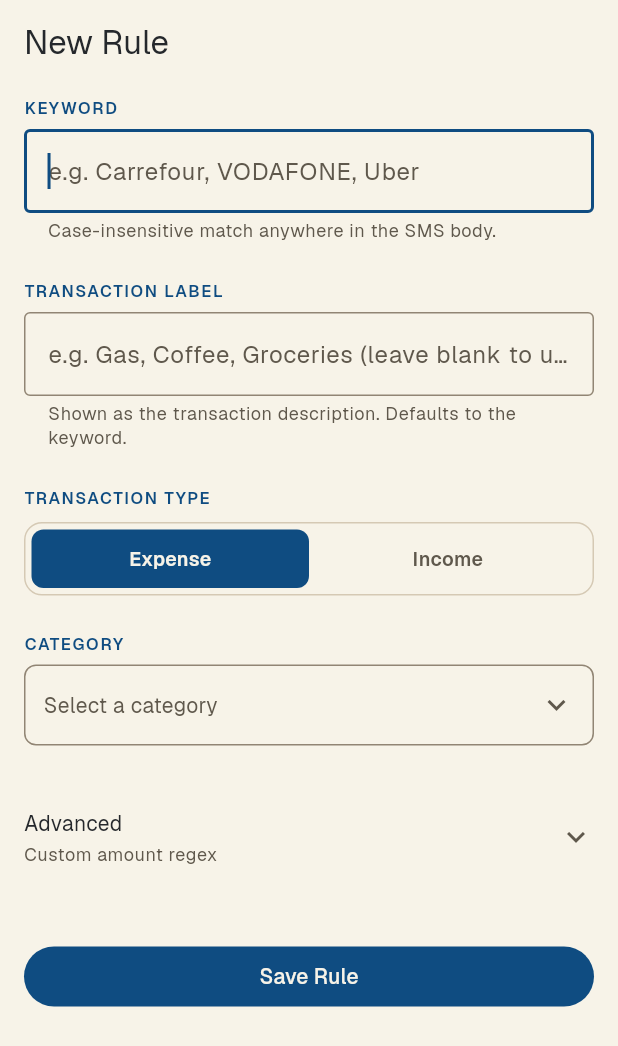
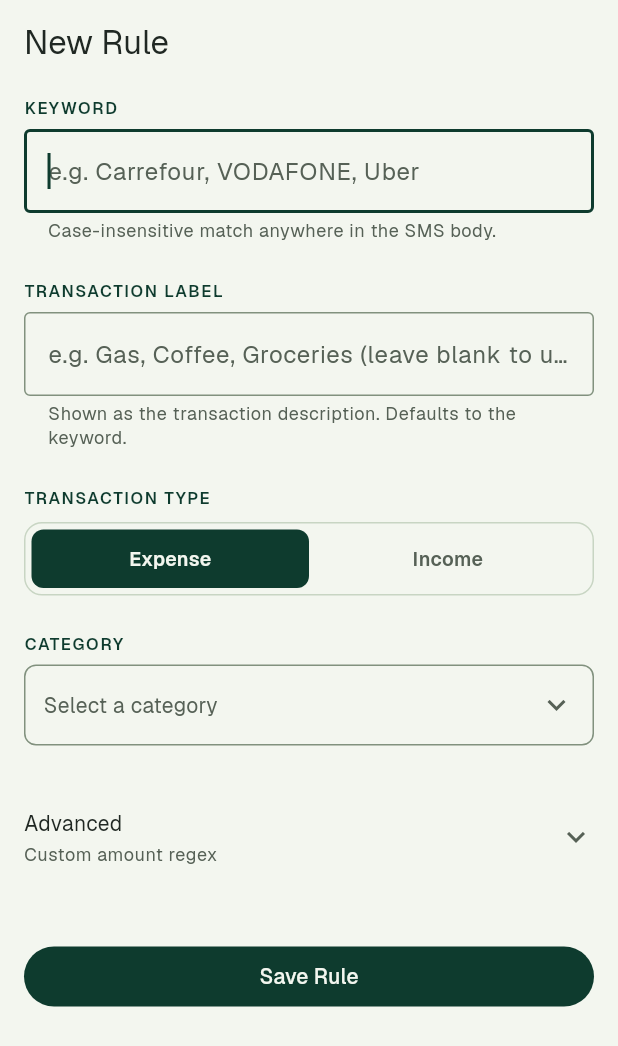
Before and after one commit to sunshinegorgon7/FELOOSY, a Flutter app: the SmsRuleFormScreen screen opened by its route, on a phone screen of 412 x 824 dp. Shown: the top 1046 px of the screen. Run offline on Flutter 3.47's test engine with Material 3 defaults, Android fonts, the phone set to English and light mode, and no system bars; our stand-ins replace file_picker, flutter_riverpod, flutter_secure_storage, flutter_slidable, gap, go_router and 8 more; missing offline and left inert: extension_google_sign_in_as_googleapis_auth, googleapis, home_widget; accounts and stored records are empty.

Commit message:
feat: update color palette for light and dark themes across widget and app UI

```diff
--- a/lib/app/app_theme.dart
+++ b/lib/app/app_theme.dart
@@ -2,30 +2,37 @@ import 'package:flutter/material.dart';
 import 'package:google_fonts/google_fonts.dart';
 
 class AppTheme {
-  // User supplied palette, light theme.
-  static const Color lightPrimary = Color(0xFF0F4C81);
-  static const Color lightSecondary = Color(0xFFFF6F61);
-  static const Color lightBackground = Color(0xFFF7F3E8);
-  static const Color lightAccent = Color(0xFF88B04B);
-  static const Color lightSurfaceLowest = Color(0xFFFFFCF4);
-  static const Color lightSurfaceLow = Color(0xFFF0E8D7);
-  static const Color lightSurfaceHigh = Color(0xFFE3D8C3);
-  static const Color lightText = Color(0xFF25282C);
-  static const Color lightMuted = Color(0xFF5F584C);
-  static const Color lightOutline = Color(0xFF918574);
-  static const Color lightOutlineVariant = Color(0xFFD5C9B4);
+  // Inspiration palette.
+  static const Color forestGreen = Color(0xFF0E3B2E);
+  static const Color icePerformanceBlue = Color(0xFF8FD5E6);
+  static const Color ghazelBlood = Color(0xFFA6192E);
+  static const Color royalBlue = Color(0xFF1E4FA3);
+  static const Color mossGreen = Color(0xFF647A43);
 
-  // User supplied palette, dark theme.
-  static const Color darkPrimary = Color(0xFF101820);
-  static const Color darkSecondary = Color(0xFF5F4B8B);
-  static const Color darkBackground = Color(0xFF1C1C1E);
-  static const Color darkAccent = Color(0xFF45B8AC);
-  static const Color darkSurfaceLow = Color(0xFF252529);
-  static const Color darkSurface = Color(0xFF2B2B30);
-  static const Color darkSurfaceHigh = Color(0xFF34343B);
-  static const Color darkSurfaceHighest = Color(0xFF3D3D46);
-  static const Color darkText = Color(0xFFE7E8EA);
-  static const Color darkMuted = Color(0xFFB6B6BE);
+  // Light theme.
+  static const Color lightPrimary = forestGreen;
+  static const Color lightSecondary = royalBlue;
+  static const Color lightBackground = Color(0xFFF3F6EF);
+  static const Color lightAccent = icePerformanceBlue;
+  static const Color lightSurfaceLowest = Color(0xFFFBFDF8);
+  static const Color lightSurfaceLow = Color(0xFFE8EFE2);
+  static const Color lightSurfaceHigh = Color(0xFFD9E4D1);
+  static const Color lightText = Color(0xFF202823);
+  static const Color lightMuted = Color(0xFF566156);
+  static const Color lightOutline = Color(0xFF81917E);
+  static const Color lightOutlineVariant = Color(0xFFC8D5C3);
+
+  // Dark theme.
+  static const Color darkPrimary = forestGreen;
+  static const Color darkSecondary = Color(0xFF6F8FEA);
+  static const Color darkBackground = Color(0xFF0D1513);
+  static const Color darkAccent = icePerformanceBlue;
+  static const Color darkSurfaceLow = Color(0xFF151E1B);
+  static const Color darkSurface = Color(0xFF1C2824);
+  static const Color darkSurfaceHigh = Color(0xFF24312C);
+  static const Color darkSurfaceHighest = Color(0xFF2C3A34);
+  static const Color darkText = Color(0xFFE3ECE8);
+  static const Color darkMuted = Color(0xFFAAB7B1);
 
   // Backward-compatible aliases used by existing widgets.
   static const Color fern = lightPrimary;
@@ -51,64 +58,64 @@ class AppTheme {
   static const Color mistVariant = darkMuted;
 
   // Semantic colors.
-  static const Color ledgerRed = Color(0xFFD64545);
-  static const Color ledgerGreen = Color(0xFF4A9955);
-  static const Color amberMark = Color(0xFFCC8830);
-  static const Color destructiveColor = Color(0xFFC73535);
+  static const Color ledgerRed = ghazelBlood;
+  static const Color ledgerGreen = mossGreen;
+  static const Color amberMark = Color(0xFFB47A2B);
+  static const Color destructiveColor = Color(0xFFB11C2E);
 
   // Text-safe variants for small semantic text on tinted surfaces.
   static const Color fernText = lightPrimary;
   static const Color iceGlowText = darkAccent;
-  static const Color ledgerRedText = Color(0xFFB23636);
-  static const Color ledgerRedTextDark = Color(0xFFF07171);
-  static const Color ledgerGreenText = Color(0xFF2F7139);
-  static const Color ledgerGreenTextDark = Color(0xFF72B879);
-  static const Color amberText = Color(0xFF8F5F22);
+  static const Color ledgerRedText = ghazelBlood;
+  static const Color ledgerRedTextDark = Color(0xFFFF7885);
+  static const Color ledgerGreenText = Color(0xFF4B612C);
+  static const Color ledgerGreenTextDark = Color(0xFFA8BE72);
+  static const Color amberText = Color(0xFF80531B);
 
   static const Color expenseColor = ledgerRed;
   static const Color incomeColor = ledgerGreen;
   static const Color warningColor = amberMark;
 
   static const List<Color> categoryBarsLight = [
-    lightAccent,
-    lightSecondary,
-    Color(0xFF9A6F55),
-    lightPrimary,
-    Color(0xFFB48139),
-    darkSecondary,
-    Color(0xFF4F6B9A),
-    Color(0xFFC65F78),
-    Color(0xFF7E679A),
-    Color(0xFFB66D50),
-    Color(0xFF7C5FA6),
-    Color(0xFF3F8A7E),
-    Color(0xFF3E78A2),
-    lightPrimary,
-    lightAccent,
-    darkAccent,
-    darkSecondary,
-    Color(0xFF7E679A),
+    forestGreen,
+    royalBlue,
+    Color(0xFF8B6048),
+    Color(0xFF3A7F92),
+    Color(0xFF9B6F2E),
+    mossGreen,
+    Color(0xFF425F8F),
+    ghazelBlood,
+    Color(0xFF7B5D88),
+    Color(0xFF9E654C),
+    Color(0xFF5260A7),
+    Color(0xFF3D8174),
+    Color(0xFF2F6A9B),
+    forestGreen,
+    mossGreen,
+    Color(0xFF3D8174),
+    royalBlue,
+    Color(0xFF7B5D88),
   ];
 
   static const List<Color> categoryBarsDark = [
-    Color(0xFFA2C56A),
-    Color(0xFFFF8A7F),
-    Color(0xFFC78B6A),
-    Color(0xFF6FA9D4),
-    Color(0xFFC49A55),
-    Color(0xFF8E78C3),
-    Color(0xFF7F96CC),
-    Color(0xFFE1889E),
-    Color(0xFFA78BC5),
-    Color(0xFFC88D72),
-    Color(0xFFA393D6),
-    Color(0xFF65B8AD),
-    Color(0xFF78ACD0),
+    Color(0xFF5FAF8A),
+    darkSecondary,
+    Color(0xFFD09A78),
     darkAccent,
-    Color(0xFFA2C56A),
-    Color(0xFF65B8AD),
-    Color(0xFF8E78C3),
-    Color(0xFFA78BC5),
+    Color(0xFFC99A50),
+    Color(0xFFA8BE72),
+    Color(0xFF85A0E8),
+    Color(0xFFFF7885),
+    Color(0xFFB28CC5),
+    Color(0xFFD49276),
+    Color(0xFF9CA8F2),
+    Color(0xFF75C3B3),
+    Color(0xFF78B8E0),
+    Color(0xFF5FAF8A),
+    Color(0xFFA8BE72),
+    Color(0xFF75C3B3),
+    darkSecondary,
+    Color(0xFFB28CC5),
   ];
 
   static const Map<String, int> _defaultCategoryBarIndex = {
@@ -196,17 +203,17 @@ class AppTheme {
         primaryContainer: darkPrimary,
         onPrimaryContainer: darkAccent,
         secondary: darkSecondary,
-        onSecondary: darkText,
-        secondaryContainer: Color(0xFF342B4B),
-        onSecondaryContainer: darkText,
-        tertiary: darkAccent,
-        onTertiary: darkPrimary,
-        tertiaryContainer: Color(0xFF143E3B),
-        onTertiaryContainer: Color(0xFFBDEDE8),
+        onSecondary: darkPrimary,
+        secondaryContainer: Color(0xFF1A2F63),
+        onSecondaryContainer: Color(0xFFD8E2FF),
+        tertiary: Color(0xFFA8BE72),
+        onTertiary: Color(0xFF18230F),
+        tertiaryContainer: Color(0xFF2C3B20),
+        onTertiaryContainer: Color(0xFFDDE9BC),
         error: destructiveColor,
         onError: lightBackground,
-        errorContainer: Color(0xFF5C1A1A),
-        onErrorContainer: Color(0xFFFFDAD6),
+        errorContainer: Color(0xFF5A111C),
+        onErrorContainer: Color(0xFFFFDADC),
         surface: darkBackground,
         onSurface: darkText,
         surfaceContainerLowest: darkPrimary,
@@ -215,11 +222,11 @@ class AppTheme {
         surfaceContainerHigh: darkSurfaceHigh,
         surfaceContainerHighest: darkSurfaceHighest,
         onSurfaceVariant: darkMuted,
-        outline: Color(0xFF67616F),
+        outline: Color(0xFF5A6A64),
         outlineVariant: darkSurfaceHighest,
         inverseSurface: lightBackground,
         onInverseSurface: darkPrimary,
-        inversePrimary: lightPrimary,
+        inversePrimary: forestGreen,
         scrim: darkPrimary,
         shadow: darkPrimary,
       ),
@@ -261,20 +268,20 @@ class AppTheme {
         surfaceTint: Colors.transparent,
         primary: lightPrimary,
         onPrimary: lightBackground,
-        primaryContainer: Color(0xFFD9E7F2),
+        primaryContainer: Color(0xFFD4E3D9),
         onPrimaryContainer: lightPrimary,
         secondary: lightSecondary,
-        onSecondary: Color(0xFF301512),
-        secondaryContainer: Color(0xFFFFDAD5),
-        onSecondaryContainer: lightText,
-        tertiary: lightAccent,
-        onTertiary: Color(0xFF223011),
-        tertiaryContainer: Color(0xFFE6EFCF),
-        onTertiaryContainer: Color(0xFF354B17),
+        onSecondary: lightBackground,
+        secondaryContainer: Color(0xFFDDE6FF),
+        onSecondaryContainer: Color(0xFF17356E),
+        tertiary: mossGreen,
+        onTertiary: lightBackground,
+        tertiaryContainer: Color(0xFFE1EBCD),
+        onTertiaryContainer: Color(0xFF34441F),
         error: destructiveColor,
         onError: lightBackground,
-        errorContainer: Color(0xFFF9DEDC),
-        onErrorContainer: Color(0xFF8C1D18),
+        errorContainer: Color(0xFFFFDADC),
+        onErrorContainer: Color(0xFF6E0E19),
         surface: lightBackground,
         onSurface: lightText,
         surfaceContainerLowest: lightSurfaceLowest,
```
Also changed, not shown: 9 other files.
